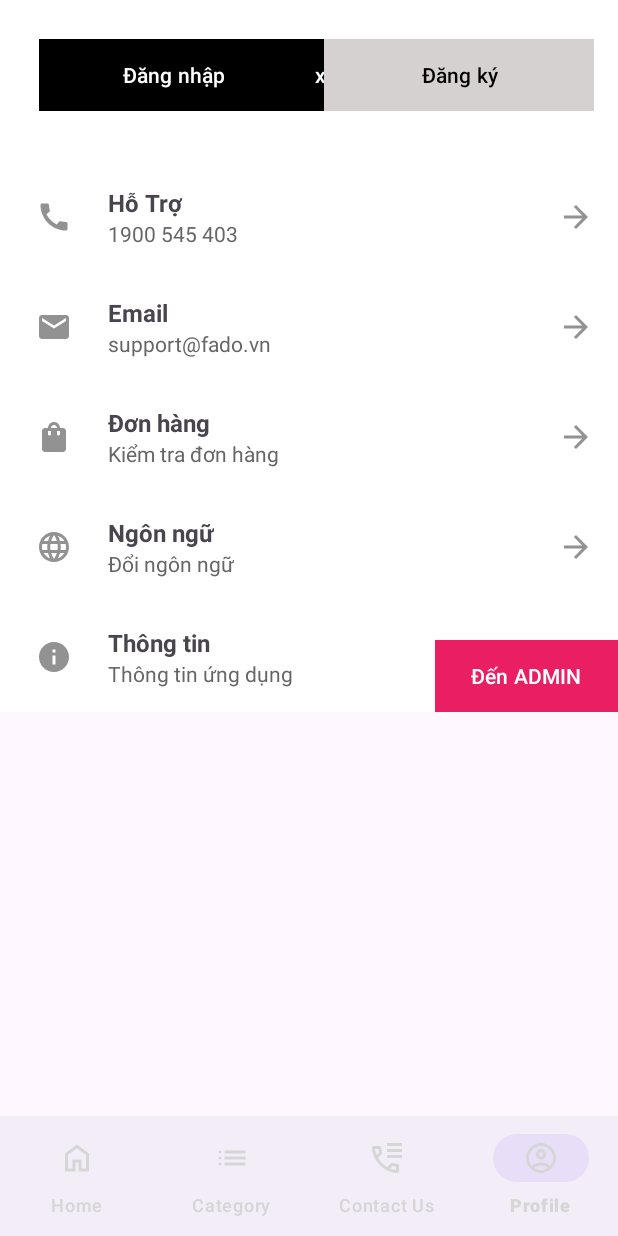
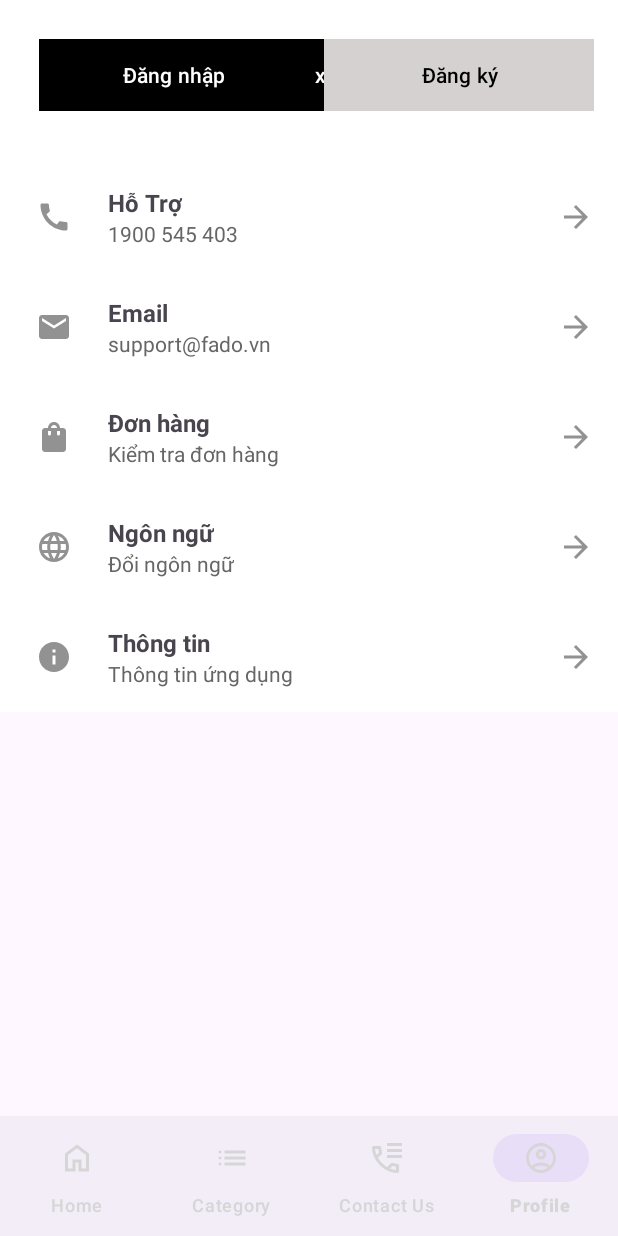
Before and after one commit to khacSon0907/fe_android, an Android app: the screen it shows after launch (MainActivity), item 4 of the bottom bar chosen, on a phone screen of 412 x 824 dp. Run offline under Robolectric (Android 15) with nearby library versions, the phone set to English and light mode, and no system bars; libraries missing offline, so code that uses them is left out: me.relex.circleindicator; pictures from the network do not load; 3 statements that could not run were skipped.

Commit message:
done product admin

```diff
--- a/app/src/main/java/com/example/myapplication/api/ApiService.java
+++ b/app/src/main/java/com/example/myapplication/api/ApiService.java
@@ -18,6 +18,7 @@ import retrofit2.http.DELETE;
 import retrofit2.http.GET;
 import retrofit2.http.Multipart;
 import retrofit2.http.POST;
+import retrofit2.http.PUT;
 import retrofit2.http.Part;
 import retrofit2.http.Path;
 
@@ -46,4 +47,16 @@ public interface ApiService {
 
     @DELETE("api/products/delete/{id}")
     Call<Map<String, String>> deleteProduct(@Path("id") String id);
+
+    @Multipart
+    @PUT("api/products/update/{id}")
+    Call<ResponseWrapper<ProductAdmin>> updateProduct(
+            @Path("id") String id,
+            @Part("name") RequestBody name,
+            @Part MultipartBody.Part image,
+            @Part("price") RequestBody price,
+            @Part("description") RequestBody description,
+            @Part("category") RequestBody category,
+            @Part("brand") RequestBody brand
+    );
 }
--- a/app/src/main/java/com/example/myapplication/fragments/HomeFragment.java
+++ b/app/src/main/java/com/example/myapplication/fragments/HomeFragment.java
@@ -10,6 +10,7 @@ import android.widget.Toast;
 import androidx.appcompat.widget.Toolbar; // Import đúng
 
 import androidx.fragment.app.Fragment;
+import androidx.lifecycle.ViewModelProvider;
 import androidx.recyclerview.widget.GridLayoutManager;
 import androidx.recyclerview.widget.RecyclerView;
 import androidx.viewpager2.widget.ViewPager2;
@@ -18,10 +19,12 @@ import com.example.myapplication.R;
 import com.example.myapplication.model.Product;
 import com.example.myapplication.model.Photo;
 import com.example.myapplication.model.PhotoViewPager2Adapter;
+import com.example.myapplication.model.ProductAdmin;
 import com.example.myapplication.view.CartActivity;
 import com.example.myapplication.view.ProfileActivity;
 import com.example.myapplication.view.customAdapter.ProductAdapter;
 import com.example.myapplication.view.customAdapter.UserProductAdapter;
+import com.example.myapplication.viewmodel.ProductViewModel;
 
 
 import java.util.ArrayList;
@@ -33,64 +36,56 @@ public class HomeFragment extends Fragment {
 
     private ViewPager2 mViewPager2;
     private CircleIndicator3 mCircleIndicator3;
-    private List<Photo> mListPhoto;
     private RecyclerView recyclerView;
 
     private UserProductAdapter userProductAdapter;
-    private List<Product> productList;
-
+    private List<ProductAdmin> productList = new ArrayList<>();
+    private ProductViewModel productViewModel;
 
     @Override
     public View onCreateView(LayoutInflater inflater, ViewGroup container,
                              Bundle savedInstanceState) {
         View view = inflater.inflate(R.layout.fragment_home, container, false);
+
         Toolbar toolbar = view.findViewById(R.id.toolBar);
         toolbar.setOnMenuItemClickListener(item -> {
             if (item.getItemId() == R.id.menu_cart) {
-                Intent intent = new Intent(getActivity(), CartActivity.class);
-                startActivity(intent);
+                startActivity(new Intent(getActivity(), CartActivity.class));
                 return true;
             }
             return false;
         });
 
-
-        toolbar.setOnMenuItemClickListener(item -> {
-            if (item.getItemId() == R.id.menu_cart) {
-                Intent intent = new Intent(getActivity(), CartActivity.class);
-                startActivity(intent);
-                return true; }
-
-            return false;
-        });
-        // Ánh xạ ViewPager2 và CircleIndicator3
-
+        // Banner slider
         mViewPager2 = view.findViewById(R.id.view_pager_2);
         mCircleIndicator3 = view.findViewById(R.id.circle_indicator_3);
+        PhotoViewPager2Adapter adapter = new PhotoViewPager2Adapter(getListPhoto());
+        mViewPager2.setAdapter(adapter);
+        mCircleIndicator3.setViewPager(mViewPager2);
 
-        // Khởi tạo danh sách ảnh
-        mListPhoto = getListPhoto();
-        PhotoViewPager2Adapter adapter = new PhotoViewPager2Adapter(mListPhoto);
+        // RecyclerView sản phẩm
+        recyclerView = view.findViewById(R.id.recyclerView);
+        recyclerView.setLayoutManager(new GridLayoutManager(getContext(), 2));
+        recyclerView.setHasFixedSize(true);
+        recyclerView.setNestedScrollingEnabled(false);
 
-        // Thiết lập Adapter cho ViewPager2
-        mViewPager2.setAdapter(adapter);
-
-        // Kết nối CircleIndicator3 với ViewPager2
-        mCircleIndicator3.setViewPager(mViewPager2);
-        recyclerView = view.findViewById(R.id.recyclerView);
-
-        // Chia danh sách sản phẩm thành 2 cột
-        GridLayoutManager gridLayoutManager = new GridLayoutManager(getContext(), 2);
-        recyclerView.setLayoutManager(new GridLayoutManager(getContext(), 2));
-        recyclerView.setNestedScrollingEnabled(false);
-        recyclerView.setHasFixedSize(true);
-        recyclerView.setItemViewCacheSize(20); // Tăng bộ nhớ cache để tránh lỗi hiển thị
-        gridLayoutManager.setAutoMeasureEnabled(true);
-        productList = getProductList();
         userProductAdapter = new UserProductAdapter(getContext(), productList);
         recyclerView.setAdapter(userProductAdapter);
+
+        // ViewModel
+        productViewModel = new ViewModelProvider(this).get(ProductViewModel.class);
+        productViewModel.getProductList().observe(getViewLifecycleOwner(), products -> {
+            productList.clear();
+            productList.addAll(products);
+            userProductAdapter.notifyDataSetChanged();
+        });
+
+        productViewModel.getErrorMessage().observe(getViewLifecycleOwner(), err ->
+                Toast.makeText(getContext(), err, Toast.LENGTH_SHORT).show());
+
+        productViewModel.fetchProducts(); // Gọi API
+
         return view;
-
     }
 
     private List<Photo> getListPhoto() {
@@ -101,18 +96,4 @@ public class HomeFragment extends Fragment {
         list.add(new Photo(R.drawable.img_4));
         return list;
     }
-    private List<Product> getProductList() {
-        List<Product> list = new ArrayList<>();
-        list.add(new Product("Sản phẩm 1", 100000, R.drawable.product1));
-        list.add(new Product("Sản phẩm 2", 200000, R.drawable.product2));
-        list.add(new Product("Sản phẩm 3", 300000, R.drawable.product3));
-        list.add(new Product("Sản phẩm 4", 200000, R.drawable.img_4));
-        list.add(new Product("Sản phẩm 5", 700000, R.drawable.img_1));
-        list.add(new Product("Sản phẩm 6", 900000, R.drawable.img_2));
-        list.add(new Product("Sản phẩm 5", 700000, R.drawable.img_1));
-        list.add(new Product("Sản phẩm 6", 900000, R.drawable.img_2));
-        list.add(new Product("Sản phẩm 5", 700000, R.drawable.img_1));
-        list.add(new Product("Sản phẩm 6", 900000, R.drawable.img_2));
-        return list;
-    }
 }
--- a/app/src/main/java/com/example/myapplication/view/customAdapter/UserProductAdapter.java
+++ b/app/src/main/java/com/example/myapplication/view/customAdapter/UserProductAdapter.java
@@ -12,16 +12,19 @@ import android.widget.TextView;
 import androidx.annotation.NonNull;
 import androidx.recyclerview.widget.RecyclerView;
 
+import com.bumptech.glide.Glide;
 import com.example.myapplication.R;
 import com.example.myapplication.model.Product;
+import com.example.myapplication.model.ProductAdmin;
 
+import java.text.DecimalFormat;
 import java.util.List;
 
 public class UserProductAdapter extends RecyclerView.Adapter<UserProductAdapter.ViewHolder> {
     private Context context;
-    private List<Product> productList;
+    private List<ProductAdmin> productList;
 
-    public UserProductAdapter(Context context, List<Product> productList) {
+    public UserProductAdapter(Context context, List<ProductAdmin> productList) {
         this.context = context;
         this.productList = productList;
     }
@@ -35,12 +38,18 @@ public class UserProductAdapter extends RecyclerView.Adapter<UserProductAdapter.
 
     @Override
     public void onBindViewHolder(@NonNull ViewHolder holder, int position) {
-        Product product = productList.get(position);
+        ProductAdmin product = productList.get(position);
 
-        // Hiển thị dữ liệu sản phẩm
-        holder.productImage.setImageResource(product.getImageResource());
         holder.productName.setText(product.getName());
-        holder.productPrice.setText(product.getPrice() + " VNĐ");
+        DecimalFormat decimalFormat = new DecimalFormat("#,###");
+        String formattedPrice = decimalFormat.format(product.getPrice());
+        holder.productPrice.setText(formattedPrice + " VNĐ");
+
+        Glide.with(context)
+                .load("http://10.0.2.2:8080" + product.getImageUrl())
+                .placeholder(R.drawable.product1)
+                .error(R.drawable.product2)
+                .into(holder.productImage);
     }
 
     @Override
--- a/app/src/main/res/layout/fragment_profile.xml
+++ b/app/src/main/res/layout/fragment_profile.xml
@@ -355,15 +355,15 @@
         android:id="@+id/btn_nextAdmin"
         android:layout_width="wrap_content"
         android:layout_height="wrap_content"
-        android:background="#E91E63"
-        android:text="Đến ADMIN"
-        android:visibility="visible"
+        android:background="@color/black"
+        android:text="--> ADMIN"
+        android:visibility="gone"
         app:backgroundTint="@null"
         app:layout_constraintBottom_toBottomOf="parent"
         app:layout_constraintEnd_toEndOf="parent"
-        app:layout_constraintHorizontal_bias="1.0"
+        app:layout_constraintHorizontal_bias="0.498"
         app:layout_constraintStart_toStartOf="parent"
-        app:layout_constraintTop_toBottomOf="@+id/layoutAuth"
-        app:layout_constraintVertical_bias="1.0"
+        app:layout_constraintTop_toBottomOf="@+id/layout_buttons_group"
+        app:layout_constraintVertical_bias="0.235"
         tools:ignore="MissingConstraints" />
 </androidx.constraintlayout.widget.ConstraintLayout>
```
Also changed, not shown: app/src/main/java/com/example/myapplication/view/authentication/AddProductActivity.java (+46 -13 lines), app/src/main/java/com/example/myapplication/view/customAdapter/ProductAdapter.java (+20 -3 lines), app/src/main/java/com/example/myapplication/viewmodel/ProductViewModel.java (+33 -0 lines), app/src/main/res/layout/admin.xml (+9 -10 lines).
